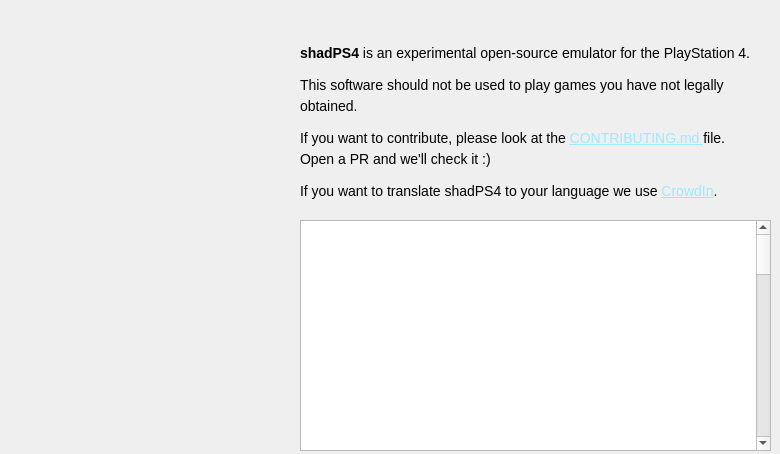
Old version of the form src/qt_gui/about_dialog.ui in the repository shadps4-emu/shadps4-qtlauncher.
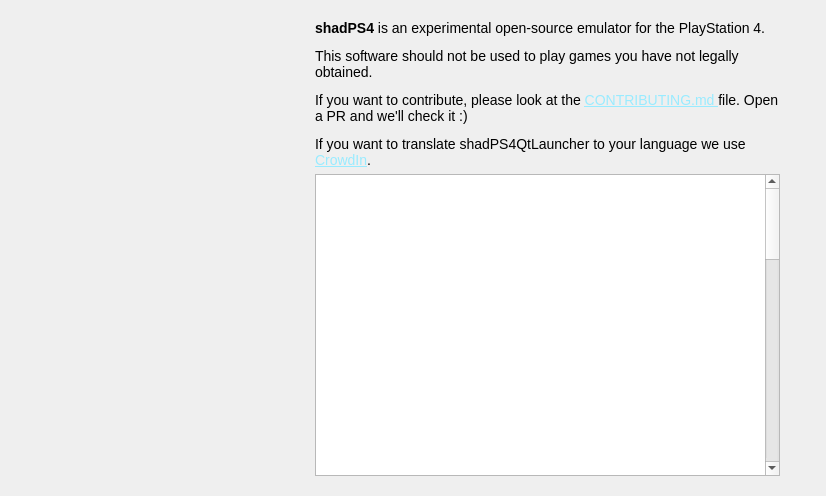
New version of the form. Icons and pictures are not drawn.

Commit message: Use layouts

What changed in the file:
```diff
--- a/src/qt_gui/about_dialog.ui
+++ b/src/qt_gui/about_dialog.ui
@@ -8,8 +8,8 @@
    <rect>
     <x>0</x>
     <y>0</y>
-    <width>780</width>
-    <height>454</height>
+    <width>826</width>
+    <height>496</height>
    </rect>
   </property>
   <property name="windowTitle">
@@ -19,228 +19,174 @@
    <iconset>
     <normaloff>:/images/shadps4.ico</normaloff>:/images/shadps4.ico</iconset>
   </property>
-  <widget class="QLabel" name="shad_logo">
-   <property name="geometry">
-    <rect>
-     <x>15</x>
-     <y>15</y>
-     <width>271</width>
-     <height>271</height>
-    </rect>
-   </property>
-   <property name="frameShape">
-    <enum>QFrame::Shape::NoFrame</enum>
-   </property>
-   <property name="text">
-    <string/>
-   </property>
-   <property name="pixmap">
-    <pixmap>:/images/shadps4.png</pixmap>
-   </property>
-   <property name="scaledContents">
-    <bool>true</bool>
-   </property>
-  </widget>
-  <widget class="QLabel" name="shad_text">
-   <property name="geometry">
-    <rect>
-     <x>300</x>
-     <y>10</y>
-     <width>461</width>
-     <height>231</height>
-    </rect>
-   </property>
-   <property name="font">
-    <font>
-     <pointsize>14</pointsize>
-    </font>
-   </property>
-   <property name="text">
-    <string>&lt;html&gt;
-&lt;head&gt;
-&lt;style&gt;
-  body {
-    font-size: 14px;
-    line-height: 1.35; 
-  }
-  p {
-    margin: 0 0 10px 0; 
-  }
-  a {
-    color: #99ebff;
-    text-decoration: underline;
-  }
-&lt;/style&gt;
-&lt;/head&gt;
-&lt;body&gt;
-
-&lt;p&gt;&lt;b&gt;shadPS4&lt;/b&gt; is an experimental open-source emulator for the PlayStation 4.&lt;/p&gt;
-
-&lt;p&gt;This software should not be used to play games you have not legally obtained.&lt;/p&gt;
-
-&lt;p&gt;If you want to contribute, please look at the 
-  &lt;a href=&quot;https://github.com/shadps4-emu/shadps4-qtlauncher/blob/main/CONTRIBUTING.md&quot;&gt;
-    CONTRIBUTING.md
-  &lt;/a&gt; file. Open a PR and we'll check it :)
-&lt;/p&gt;
-
-&lt;p&gt;If you want to translate shadPS4 to your language we use 
-  &lt;a href=&quot;https://crowdin.com/project/shadps4-emulator&quot;&gt;CrowdIn&lt;/a&gt;.
-&lt;/p&gt;
-
-&lt;/body&gt;
-&lt;/html&gt;
-</string>
-   </property>
-   <property name="textFormat">
-    <enum>Qt::TextFormat::AutoText</enum>
-   </property>
-   <property name="wordWrap">
-    <bool>true</bool>
-   </property>
-   <property name="openExternalLinks">
-    <bool>true</bool>
-   </property>
-  </widget>
-  <widget class="QLabel" name="image_1">
-   <property name="geometry">
-    <rect>
-     <x>20</x>
-     <y>330</y>
-     <width>80</width>
-     <height>80</height>
-    </rect>
-   </property>
-   <property name="cursor">
-    <cursorShape>ArrowCursor</cursorShape>
-   </property>
-   <property name="frameShape">
-    <enum>QFrame::Shape::NoFrame</enum>
-   </property>
-   <property name="text">
-    <string/>
-   </property>
-   <property name="pixmap">
-    <pixmap>:/images/github.png</pixmap>
-   </property>
-   <property name="scaledContents">
-    <bool>true</bool>
-   </property>
-  </widget>
-  <widget class="QLabel" name="image_2">
-   <property name="enabled">
-    <bool>false</bool>
-   </property>
-   <property name="geometry">
-    <rect>
-     <x>400</x>
-     <y>210</y>
-     <width>80</width>
-     <height>80</height>
-    </rect>
-   </property>
-   <property name="cursor">
-    <cursorShape>ArrowCursor</cursorShape>
-   </property>
-   <property name="frameShape">
-    <enum>QFrame::Shape::NoFrame</enum>
-   </property>
-   <property name="text">
-    <string/>
-   </property>
-   <property name="pixmap">
-    <pixmap>:/images/discord.png</pixmap>
-   </property>
-   <property name="scaledContents">
-    <bool>true</bool>
-   </property>
-  </widget>
-  <widget class="QLabel" name="image_3">
-   <property name="geometry">
-    <rect>
-     <x>110</x>
-     <y>330</y>
-     <width>80</width>
-     <height>80</height>
-    </rect>
-   </property>
-   <property name="cursor">
-    <cursorShape>ArrowCursor</cursorShape>
-   </property>
-   <property name="frameShape">
-    <enum>QFrame::Shape::NoFrame</enum>
-   </property>
-   <property name="text">
-    <string/>
-   </property>
-   <property name="pixmap">
-    <pixmap>:/images/youtube.png</pixmap>
-   </property>
-   <property name="scaledContents">
-    <bool>true</bool>
-   </property>
-  </widget>
-  <widget class="QLabel" name="image_4">
-   <property name="geometry">
-    <rect>
-     <x>200</x>
-     <y>330</y>
-     <width>80</width>
-     <height>80</height>
-    </rect>
-   </property>
-   <property name="cursor">
-    <cursorShape>ArrowCursor</cursorShape>
-   </property>
-   <property name="frameShape">
-    <enum>QFrame::Shape::NoFrame</enum>
-   </property>
-   <property name="text">
-    <string/>
-   </property>
-   <property name="pixmap">
-    <pixmap>:/images/ko-fi.png</pixmap>
-   </property>
-   <property name="scaledContents">
-    <bool>true</bool>
-   </property>
-  </widget>
-  <widget class="QLabel" name="image_5">
-   <property name="geometry">
-    <rect>
-     <x>670</x>
-     <y>210</y>
-     <width>80</width>
-     <height>80</height>
-    </rect>
-   </property>
-   <property name="cursor">
-    <cursorShape>ArrowCursor</cursorShape>
-   </property>
-   <property name="frameShape">
-    <enum>QFrame::Shape::NoFrame</enum>
-   </property>
-   <property name="text">
-    <string/>
-   </property>
-   <property name="pixmap">
-    <pixmap>:/images/website.png</pixmap>
-   </property>
-   <property name="scaledContents">
-    <bool>true</bool>
-   </property>
-  </widget>
-  <widget class="QTextBrowser" name="textBrowser">
-   <property name="geometry">
-    <rect>
-     <x>300</x>
-     <y>220</y>
-     <width>471</width>
-     <height>231</height>
-    </rect>
-   </property>
-   <property name="html">
-    <string notr="true">&lt;!DOCTYPE HTML PUBLIC &quot;-//W3C//DTD HTML 4.0//EN&quot; &quot;http://www.w3.org/TR/REC-html40/strict.dtd&quot;&gt;
+  <layout class="QHBoxLayout" name="horizontalLayout_3">
+   <item>
+    <layout class="QHBoxLayout" name="horizontalLayout" stretch="1,2">
+     <item>
+      <widget class="QWidget" name="widget" native="true">
+       <layout class="QVBoxLayout" name="verticalLayout_2">
+        <item>
+         <widget class="QLabel" name="shad_logo">
+          <property name="sizePolicy">
+           <sizepolicy hsizetype="MinimumExpanding" vsizetype="MinimumExpanding">
+            <horstretch>0</horstretch>
+            <verstretch>0</verstretch>
+           </sizepolicy>
+          </property>
+          <property name="minimumSize">
+           <size>
+            <width>271</width>
+            <height>271</height>
+           </size>
+          </property>
+          <property name="maximumSize">
+           <size>
+            <width>271</width>
+            <height>271</height>
+           </size>
+          </property>
+          <property name="frameShape">
+           <enum>QFrame::Shape::NoFrame</enum>
+          </property>
+          <property name="text">
+           <string/>
+          </property>
+          <property name="pixmap">
+           <pixmap>:/images/shadps4.png</pixmap>
+          </property>
+          <property name="scaledContents">
+           <bool>true</bool>
+          </property>
+         </widget>
+        </item>
+        <item>
+         <layout class="QHBoxLayout" name="horizontalLayout_2">
+          <item>
+           <widget class="QLabel" name="image_1">
+            <property name="minimumSize">
+             <size>
+              <width>70</width>
+              <height>70</height>
+             </size>
+            </property>
+            <property name="maximumSize">
+             <size>
+              <width>70</width>
+              <height>70</height>
+             </size>
+            </property>
+            <property name="cursor">
+             <cursorShape>ArrowCursor</cursorShape>
+            </property>
+            <property name="frameShape">
+             <enum>QFrame::Shape::NoFrame</enum>
+            </property>
+            <property name="text">
+             <string/>
+            </property>
+            <property name="pixmap">
+             <pixmap>:/images/github.png</pixmap>
+            </property>
+            <property name="scaledContents">
+             <bool>true</bool>
+            </property>
+           </widget>
+          </item>
+          <item>
+           <widget class="QLabel" name="image_3">
+            <property name="minimumSize">
+             <size>
+              <width>70</width>
+              <height>70</height>
+             </size>
+            </property>
+            <property name="maximumSize">
+             <size>
+              <width>70</width>
+              <height>70</height>
+             </size>
+            </property>
+            <property name="cursor">
+             <cursorShape>ArrowCursor</cursorShape>
+            </property>
+            <property name="frameShape">
+             <enum>QFrame::Shape::NoFrame</enum>
+            </property>
+            <property name="text">
+             <string/>
+            </property>
+            <property name="pixmap">
+             <pixmap>:/images/youtube.png</pixmap>
+            </property>
+            <property name="scaledContents">
+             <bool>true</bool>
+            </property>
+           </widget>
+          </item>
+          <item>
+           <widget class="QLabel" name="image_4">
+            <property name="minimumSize">
+             <size>
+              <width>70</width>
+              <height>70</height>
+             </size>
+            </property>
+            <property name="maximumSize">
+             <size>
+              <width>70</width>
+              <height>70</height>
+             </size>
+            </property>
+            <property name="cursor">
+             <cursorShape>ArrowCursor</cursorShape>
+            </property>
+            <property name="frameShape">
+             <enum>QFrame::Shape::NoFrame</enum>
+            </property>
+            <property name="text">
+             <string/>
+            </property>
+            <property name="pixmap">
+             <pixmap>:/images/ko-fi.png</pixmap>
+            </property>
+            <property name="scaledContents">
+             <bool>true</bool>
+            </property>
+           </widget>
+          </item>
+         </layout>
+        </item>
+       </layout>
+      </widget>
+     </item>
+     <item>
+      <widget class="QWidget" name="widget_2" native="true">
+       <layout class="QVBoxLayout" name="verticalLayout">
+        <item>
+         <widget class="QLabel" name="shad_text">
+          <property name="font">
+           <font>
+            <pointsize>14</pointsize>
+           </font>
+          </property>
+          <property name="text">
+           <string>&lt;html&gt;&lt;head/&gt;&lt;body&gt;&lt;p&gt;&lt;span style=&quot; font-size:14px; font-weight:700;&quot;&gt;shadPS4&lt;/span&gt;&lt;span style=&quot; font-size:14px;&quot;&gt; is an experimental open-source emulator for the PlayStation 4. &lt;/span&gt;&lt;/p&gt;&lt;p&gt;&lt;span style=&quot; font-size:14px;&quot;&gt;This software should not be used to play games you have not legally obtained. &lt;/span&gt;&lt;/p&gt;&lt;p&gt;&lt;span style=&quot; font-size:14px;&quot;&gt;If you want to contribute, please look at the &lt;/span&gt;&lt;a href=&quot;https://github.com/shadps4-emu/shadps4-qtlauncher/blob/main/CONTRIBUTING.md&quot;&gt;&lt;span style=&quot; font-size:14px; text-decoration: underline; color:#99ebff;&quot;&gt;CONTRIBUTING.md &lt;/span&gt;&lt;/a&gt;&lt;span style=&quot; font-size:14px;&quot;&gt;file. Open a PR and we'll check it :) &lt;/span&gt;&lt;/p&gt;&lt;p&gt;&lt;span style=&quot; font-size:14px;&quot;&gt;If you want to translate shadPS4QtLauncher to your language we use &lt;/span&gt;&lt;a href=&quot;https://crowdin.com/project/shadps4-emulator&quot;&gt;&lt;span style=&quot; font-size:14px; text-decoration: underline; color:#99ebff;&quot;&gt;CrowdIn&lt;/span&gt;&lt;/a&gt;&lt;span style=&quot; font-size:14px;&quot;&gt;. &lt;/span&gt;&lt;/p&gt;&lt;/body&gt;&lt;/html&gt;</string>
+          </property>
+          <property name="textFormat">
+           <enum>Qt::TextFormat::AutoText</enum>
+          </property>
+          <property name="wordWrap">
+           <bool>true</bool>
+          </property>
+          <property name="openExternalLinks">
+           <bool>true</bool>
+          </property>
+         </widget>
+        </item>
+        <item>
+         <widget class="QTextBrowser" name="textBrowser">
+          <property name="html">
+           <string notr="true">&lt;!DOCTYPE HTML PUBLIC &quot;-//W3C//DTD HTML 4.0//EN&quot; &quot;http://www.w3.org/TR/REC-html40/strict.dtd&quot;&gt;
 &lt;html&gt;&lt;head&gt;&lt;meta name=&quot;qrichtext&quot; content=&quot;1&quot; /&gt;&lt;meta charset=&quot;utf-8&quot; /&gt;&lt;style type=&quot;text/css&quot;&gt;
 p, li { white-space: pre-wrap; }
 hr { height: 1px; border-width: 0; }
@@ -585,8 +531,56 @@
 &lt;p style=&quot; margin-top:0px; margin-bottom:0px; margin-left:0px; margin-right:0px; -qt-block-indent:0; text-indent:0px;&quot;&gt;&lt;span style=&quot; font-family:'Courier New'; color:#ffffff;&quot;&gt;consider it more useful to permit linking proprietary applications with the&lt;/span&gt;&lt;/p&gt;
 &lt;p style=&quot; margin-top:0px; margin-bottom:0px; margin-left:0px; margin-right:0px; -qt-block-indent:0; text-indent:0px;&quot;&gt;&lt;span style=&quot; font-family:'Courier New'; color:#ffffff;&quot;&gt;library.  If this is what you want to do, use the GNU Lesser General&lt;/span&gt;&lt;/p&gt;
 &lt;p style=&quot; margin-top:0px; margin-bottom:12px; margin-left:0px; margin-right:0px; -qt-block-indent:0; text-indent:0px;&quot;&gt;&lt;span style=&quot; font-family:'Courier New'; color:#ffffff;&quot;&gt;Public License instead of this License.&lt;/span&gt;&lt;/p&gt;&lt;/body&gt;&lt;/html&gt;</string>
-   </property>
-  </widget>
+          </property>
+         </widget>
+        </item>
+       </layout>
+      </widget>
+     </item>
+    </layout>
+   </item>
+   <item>
+    <widget class="QLabel" name="image_2">
+     <property name="enabled">
+      <bool>false</bool>
+     </property>
+     <property name="cursor">
+      <cursorShape>ArrowCursor</cursorShape>
+     </property>
+     <property name="frameShape">
+      <enum>QFrame::Shape::NoFrame</enum>
+     </property>
+     <property name="text">
+      <string/>
+     </property>
+     <property name="pixmap">
+      <pixmap>:/images/discord.png</pixmap>
+     </property>
+     <property name="scaledContents">
+      <bool>true</bool>
+     </property>
+    </widget>
+   </item>
+   <item>
+    <widget class="QLabel" name="image_5">
+     <property name="cursor">
+      <cursorShape>ArrowCursor</cursorShape>
+     </property>
+     <property name="frameShape">
+      <enum>QFrame::Shape::NoFrame</enum>
+     </property>
+     <property name="text">
+      <string/>
+     </property>
+     <property name="pixmap">
+      <pixmap>:/images/website.png</pixmap>
+     </property>
+     <property name="scaledContents">
+      <bool>true</bool>
+     </property>
+    </widget>
+   </item>
+  </layout>
  </widget>
  <resources/>
  <connections/>
```
Left out of the diff: 2 changed lines with no effect on the pictures.
